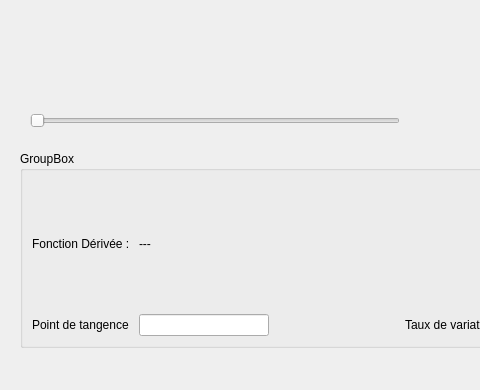
Qt form mainWindow.ui (ozielRaymond/TP2) before a commit; both pictures show x 0 to 480 and y 210 to 600 of the 800 by 600 pixel window.
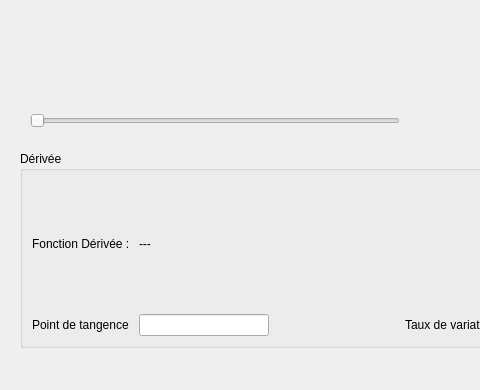
The same form after that commit.

Commit message: Ajout du css

What changed in the file:
```diff
--- a/mainWindow.ui
+++ b/mainWindow.ui
@@ -141,7 +141,7 @@
       <item>
        <widget class="QGroupBox" name="groupBox">
         <property name="title">
-         <string>GroupBox</string>
+         <string>Dérivée</string>
         </property>
         <layout class="QGridLayout" name="gridLayout_2">
          <item row="1" column="0">
```
The commit also changes 1 other file.
